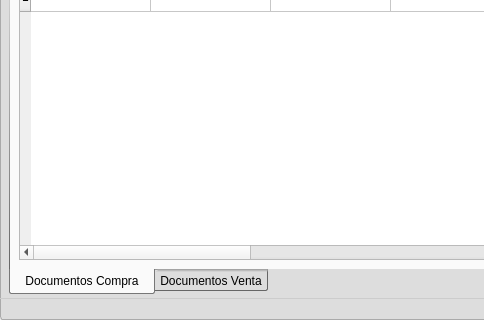
First picture: the form in GUI/mainWindow.ui, repository firenessmax/bte001, before the edit; both pictures show x 0 to 484 and y 218 to 538 of the 760 by 538 pixel window.
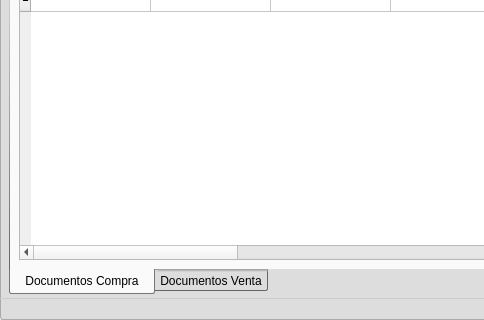
Second picture: the form after the edit. The open tabs and pages were chosen to show the change. Icons and pictures are not drawn.

Commit message: Activo Fijo desu

Diff of the .ui file:
```diff
--- a/GUI/mainWindow.ui
+++ b/GUI/mainWindow.ui
@@ -1111,7 +1111,7 @@
                  <number>1</number>
                 </property>
                 <property name="columnCount">
-                 <number>16</number>
+                 <number>17</number>
                 </property>
                 <attribute name="horizontalHeaderVisible">
                  <bool>true</bool>
@@ -1261,6 +1261,11 @@
                   <string>Contracuenta</string>
                  </property>
                 </column>
+                <column>
+                 <property name="text">
+                  <string>Activo Fijo</string>
+                 </property>
+                </column>
                 <column>
                  <property name="text">
                   <string>id</string>
```
Left out of the diff: 7 changed lines with no effect on the pictures. The commit also changes 3 other files.
